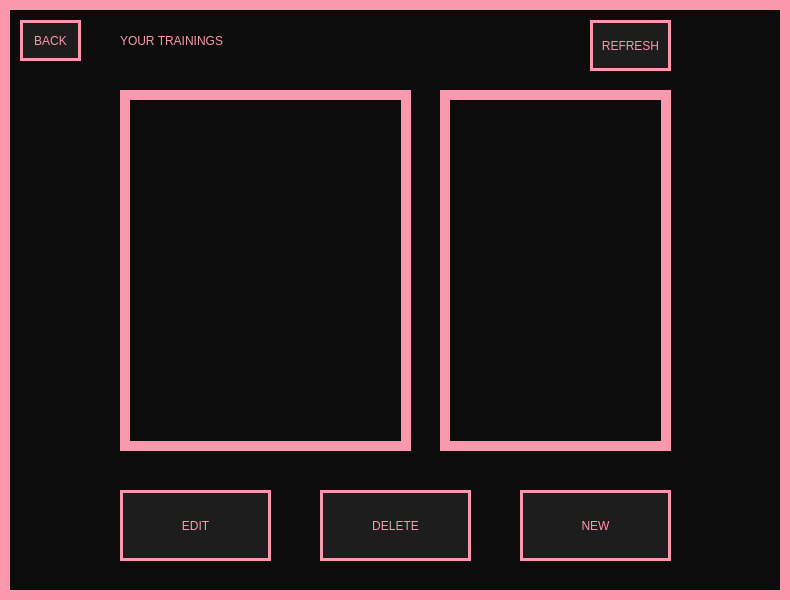
Old version of the form View/BrowseTrainingsWindow.ui in the repository Hanna-J-K/fitnessapp.
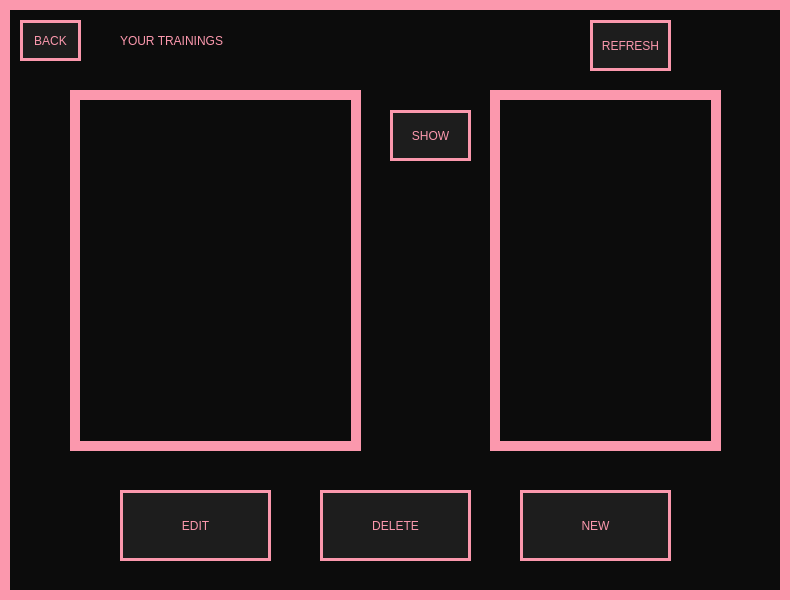
New version of the form.

Commit message: showing exercises in browse training window works

Diff of the .ui file:
```diff
--- a/View/BrowseTrainingsWindow.ui
+++ b/View/BrowseTrainingsWindow.ui
@@ -122,19 +122,6 @@
      <string>BACK</string>
     </property>
    </widget>
-   <widget class="QPlainTextEdit" name="plainTextEdit">
-    <property name="geometry">
-     <rect>
-      <x>440</x>
-      <y>90</y>
-      <width>231</width>
-      <height>361</height>
-     </rect>
-    </property>
-    <property name="textInteractionFlags">
-     <set>Qt::TextSelectableByKeyboard|Qt::TextSelectableByMouse</set>
-    </property>
-   </widget>
    <widget class="QPushButton" name="refresh_btn">
     <property name="geometry">
      <rect>
@@ -158,13 +145,43 @@
    <widget class="QListWidget" name="training_list_collection">
     <property name="geometry">
      <rect>
-      <x>120</x>
+      <x>70</x>
       <y>90</y>
       <width>291</width>
       <height>361</height>
      </rect>
     </property>
    </widget>
+   <widget class="QPushButton" name="show_exercise_btn">
+    <property name="geometry">
+     <rect>
+      <x>390</x>
+      <y>110</y>
+      <width>81</width>
+      <height>51</height>
+     </rect>
+    </property>
+    <property name="cursor">
+     <cursorShape>PointingHandCursor</cursorShape>
+    </property>
+    <property name="styleSheet">
+     <string notr="true">background-color: #1D1D1D;border: 3px solid #FB98AD;
+font: 8pt &quot;PRIMETIME&quot;;</string>
+    </property>
+    <property name="text">
+     <string>SHOW</string>
+    </property>
+   </widget>
+   <widget class="QListWidget" name="exercises_panel">
+    <property name="geometry">
+     <rect>
+      <x>490</x>
+      <y>90</y>
+      <width>231</width>
+      <height>361</height>
+     </rect>
+    </property>
+   </widget>
   </widget>
  </widget>
  <resources/>
```
The commit also changes 1 other file.
